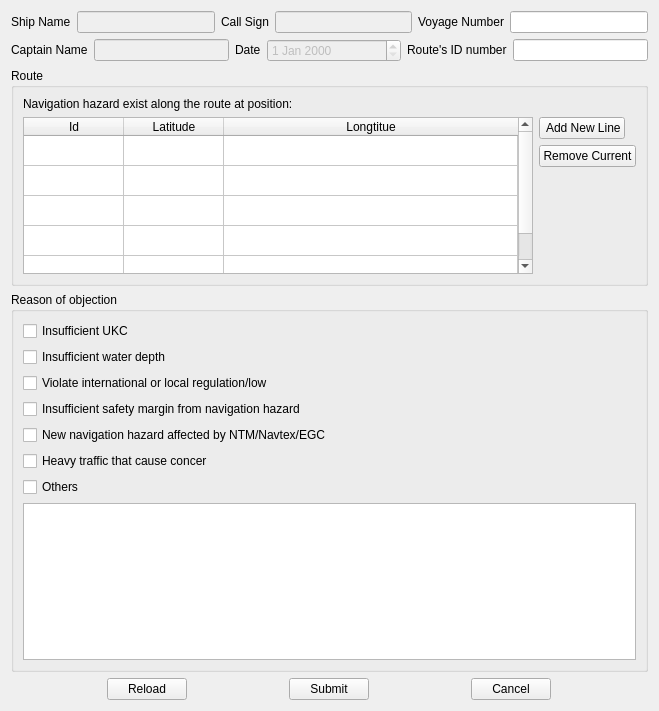
This is QtUi/objectionReport.ui in heavenlxj/emgui as Qt 5 draws it before an edit. The edited form follows.
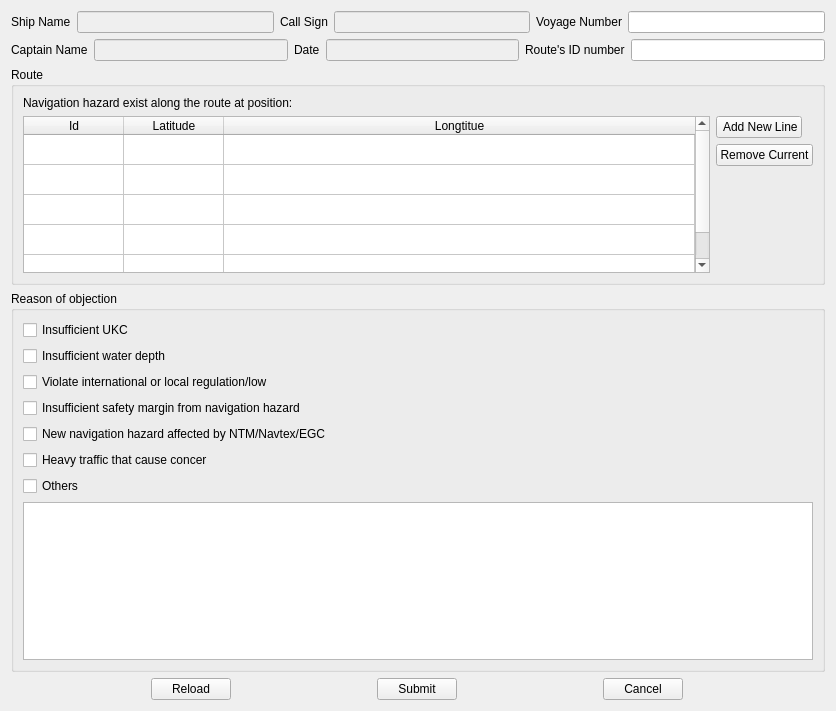
This is the edited form.

The edit to the form file:
```diff
--- a/QtUi/objectionReport.ui
+++ b/QtUi/objectionReport.ui
@@ -9,7 +9,7 @@
    <rect>
     <x>0</x>
     <y>0</y>
-    <width>659</width>
+    <width>836</width>
     <height>711</height>
    </rect>
   </property>
@@ -150,7 +150,7 @@
       </widget>
      </item>
      <item>
-      <widget class="QDateEdit" name="date_edit">
+      <widget class="QLineEdit" name="date_edit">
        <property name="enabled">
         <bool>false</bool>
        </property>
```
